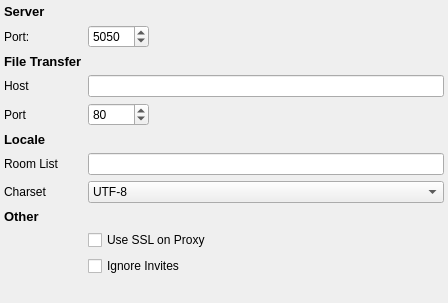
Above: haze/yahoo-server-settings-widget.ui from KDE/ktp-accounts-kcm before the change. Below: the same form after it.
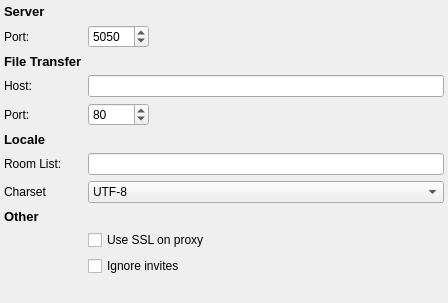
That is the form after the change. Custom widgets are drawn as their Qt base class.

Patch:
```diff
--- a/haze/yahoo-server-settings-widget.ui
+++ b/haze/yahoo-server-settings-widget.ui
@@ -85,14 +85,14 @@
      <item row="3" column="0">
       <widget class="QLabel" name="xferHostLabel">
        <property name="text">
-        <string>Host</string>
+        <string>Host:</string>
        </property>
       </widget>
      </item>
      <item row="4" column="0">
       <widget class="QLabel" name="xferPortLabel">
        <property name="text">
-        <string>Port</string>
+        <string>Port:</string>
        </property>
       </widget>
      </item>
@@ -132,7 +132,7 @@
      <item row="6" column="0">
       <widget class="QLabel" name="roomListLocaleLablel">
        <property name="text">
-        <string>Room List</string>
+        <string>Room List:</string>
        </property>
       </widget>
      </item>
@@ -172,14 +172,14 @@
      <item row="9" column="1">
       <widget class="QCheckBox" name="SslProxy">
        <property name="text">
-        <string>Use SSL on Proxy</string>
+        <string>Use SSL on proxy</string>
        </property>
       </widget>
      </item>
      <item row="10" column="1">
       <widget class="QCheckBox" name="ignoreInvites">
        <property name="text">
-        <string>Ignore Invites</string>
+        <string>Ignore invites</string>
        </property>
       </widget>
      </item>
```
